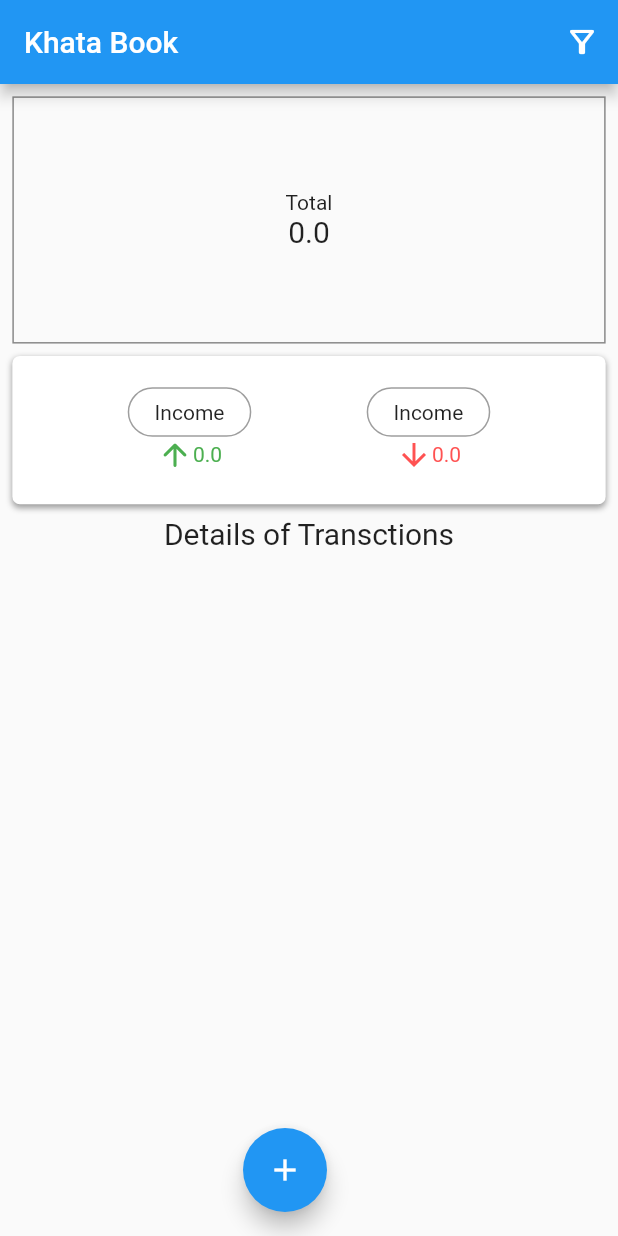
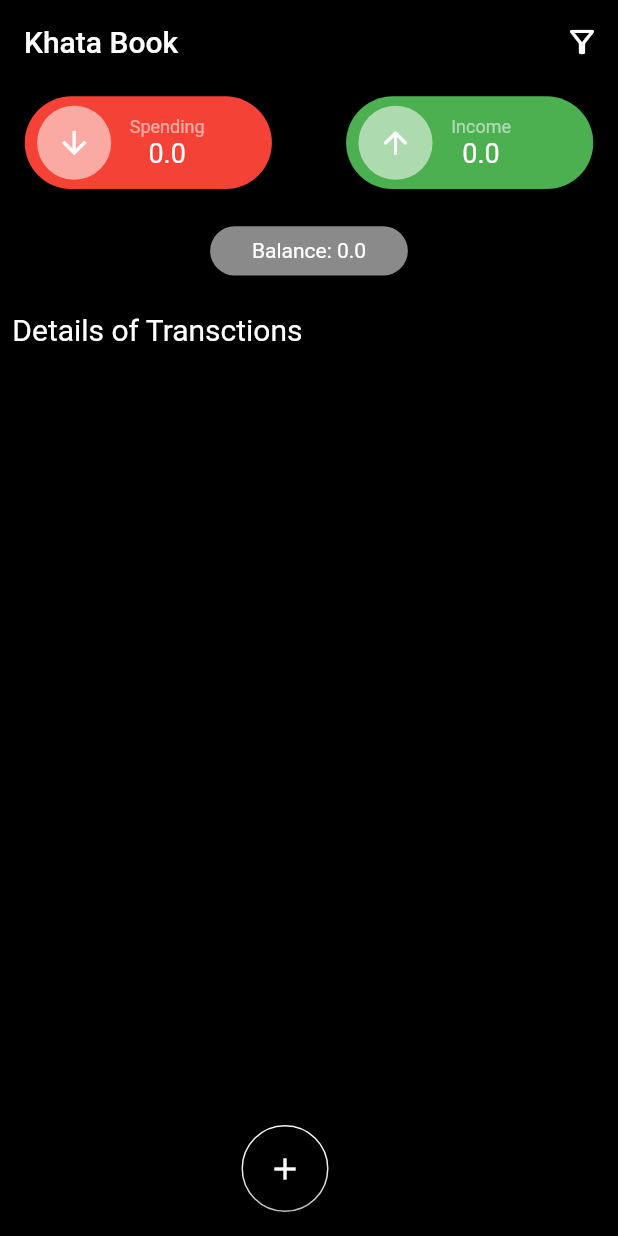
Before and after one commit to Jenil666/Expense-Tracker, a Flutter app: the screen it shows after launch, on a phone screen of 412 x 824 dp. Run offline on Flutter 3.47's test engine with Material 2 defaults, Android fonts, the phone set to English and light mode, and no system bars; our stand-ins replace device_preview, get, sizer, sqflite; accounts and stored records are empty.

Commit message:
24-5-23 12:35

```diff
--- a/lib/home/controller/add_screen_controller.dart
+++ b/lib/home/controller/add_screen_controller.dart
@@ -24,8 +24,10 @@
   TextEditingController updatedtxtAmount = TextEditingController(text: '200');
   TextEditingController updatedtxtTime = TextEditingController(text: '12:00');
   TextEditingController updatedtxtDate = TextEditingController(text: '12:00');
-  TextEditingController updatedtxtCategary = TextEditingController(text: 'food');
-  TextEditingController updatedtxtPayType = TextEditingController(text: 'online');
+  TextEditingController updatedtxtCategary = TextEditingController(
+      text: 'food');
+  TextEditingController updatedtxtPayType = TextEditingController(
+      text: 'online');
   TextEditingController updatedtxtStatusCode = TextEditingController(text: '1');
   TextEditingController updatedtxtNote = TextEditingController();
   TextEditingController txtuserEntry = TextEditingController();
@@ -40,7 +42,9 @@
   RxInt dropDownIncomeExpenseFilter = 0.obs;
   RxString dropDownPayType = "online".obs;
   RxString updated = "Jenil".obs;
-  Rx<TimeOfDay> time = TimeOfDay.now().obs;
+  Rx<TimeOfDay> time = TimeOfDay
+      .now()
+      .obs;
   RxString timeSt = "".obs;
   RxString dropDownValueForayType = "".obs;
   RxString dropDownValueFoDate = "".obs;
@@ -65,14 +69,14 @@
     );
   }
 
-  Filte({required statusCode,required payType,required toDate}) async {
+  Filte({required statusCode, required payType, required toDate}) async {
     print("+++++++++++++++++    Controller");
     print("Inc:- $statusCode");
     print("Onl:- $payType");
     print("Dat:- $toDate");
-    datas.value = await DataBasedHelper.dbHelper.Filter(statusCode: statusCode, payType: payType, fromDate: toDate);
-    if(toDate == "")
-      {
+    datas.value = await DataBasedHelper.dbHelper.Filter(
+        statusCode: statusCode, payType: payType, fromDate: toDate);
+    if (toDate == "") {
       print("Done");
     }
   }
@@ -82,12 +86,11 @@
   // }
 
   double sumForFilters = 0;
-  allEntryTotal()
-  {
+
+  allEntryTotal() {
     readDataForTotal();
     sumForFilters = 0;
-    for(int i =0; i< datasForTotal.length; i++)
-      {
+    for (int i = 0; i < datasForTotal.length; i++) {
       String value = datasForTotal[i][DataBasedHelper.c_amount];
       int amount = int.parse(value);
       sumForFilters = sumForFilters + amount;
@@ -96,43 +99,46 @@
     print(sumForFilters);
   }
 
-  RxDouble sumOfIncome=0.0.obs;
-  AllIncomeTotal()
-  {
+  RxDouble sumOfIncome = 0.0.obs;
+
+  AllIncomeTotal() {
     TotalIncome();
     sumOfIncome.value = 0;
-    for(int i = 0; i < totalIncome.length; i++)
+    Future.delayed(
+        Duration(seconds: 2), () { for(int i = 0; i < totalIncome.length; i++)
     {
       String value = totalIncome[i][DataBasedHelper.c_amount];
       int amount = int.parse(value);
       sumOfIncome.value = sumOfIncome.value + amount;
-      }
+    } },);
+
     // print("SumOfIncome");
     // print(sumOfIncome);
   }
 
-  RxDouble sumOfExpense=0.0.obs;
-  AllExpenseTotal()
-  {
+  RxDouble sumOfExpense = 0.0.obs;
+
+  AllExpenseTotal() {
     TotalExpense();
     sumOfExpense.value = 0;
-    for(int i = 0; i < totalExpense.length; i++)
-    {
+    Future.delayed(Duration(seconds: 2),() {
+      for (int i = 0; i < totalExpense.length; i++) {
         String value = totalExpense[i][DataBasedHelper.c_amount];
         int amount = int.parse(value);
         sumOfExpense.value = sumOfExpense.value + amount;
       }
+    },);
     // print("sumOfExpense");
     // print(sumOfExpense);
   }
 
-  RxDouble grandTotal=0.0.obs;
-  GrandTotal()
-  {
+  RxDouble grandTotal = 0.0.obs;
+
+  GrandTotal() {
     grandTotal.value = 0;
     AllIncomeTotal();
     AllExpenseTotal();
-    // Timer(Duration(seconds: 0), () {
+    Future.delayed(Duration(seconds: 2), () {
       grandTotal.value = sumOfIncome.value - sumOfExpense.value;
       print("Income");
       print(sumOfIncome);
@@ -140,23 +146,21 @@
       print(sumOfExpense);
       print("grandT");
       print(grandTotal);
-    // });
-
+    });
   }
 
-  TotalIncome()
-  async {
+  TotalIncome() async {
     totalIncome.value = await DataBasedHelper.dbHelper.FilterForIncone();
   }
 
-  TotalExpense()
-  async {
+  TotalExpense() async {
     totalExpense.value = await DataBasedHelper.dbHelper.FilterForExpense();
   }
 
   Future<void> readDataForTotal() async {
     datasForTotal.value = await DataBasedHelper.dbHelper.read();
   }
+
   // ToDo All Table
 
   Future<void> readData() async {
@@ -168,7 +172,8 @@
     readData();
   }
 
-  Update({required statusCode, required notes, required time, required date, required category, required amount, required id,required payTypes,}) {
+  Update(
+      {required statusCode, required notes, required time, required date, required category, required amount, required id, required payTypes,}) {
     DataBasedHelper.dbHelper.Update(
       statusCode: statusCode,
       notes: notes,
@@ -195,7 +200,7 @@
     readCatData();
   }
 
-  UpdateCat({required id ,required category}) {
+  UpdateCat({required id, required category}) {
     print("==============++++++++++++Controller");
     print("id = $id");
     print(category);
--- a/lib/home/view/transction_screen.dart
+++ b/lib/home/view/transction_screen.dart
@@ -31,12 +31,13 @@
 
   @override
   Widget build(BuildContext context) {
-    print("================================================");
-    getxTextEditingController.GrandTotal();
     getxTextEditingController.readData();
     return SafeArea(
       child: Scaffold(
+        backgroundColor: Colors.black,
         appBar: AppBar(
+          backgroundColor: Colors.black,
+          elevation: 0,
           title: Text("Khata Book"),
           actions: [
             IconButton(
@@ -47,14 +48,15 @@
                     return Column(
                       mainAxisAlignment: MainAxisAlignment.center,
                       children: [
-                        SizedBox(height: 3.h,),
+                        SizedBox(
+                          height: 3.h,
+                        ),
                         Container(
                           height: 10.h,
                           width: 80.w,
                           alignment: Alignment.center,
                           child: Obx(
                             () => DropdownButton(
-
                               items: const [
                                 DropdownMenuItem(
                                   value: 0,
@@ -69,7 +71,8 @@
                                   child: Text("All"),
                                 ),
                               ],
-                              value: getxTextEditingController.dropDownIncomeExpenseFilter.value,
+                              value: getxTextEditingController
+                                  .dropDownIncomeExpenseFilter.value,
                               onChanged: (value) {
                                 print(getxTextEditingController.updated);
                                 getxTextEditingController
@@ -88,7 +91,9 @@
                           decoration: BoxDecoration(
                               border: Border.all(color: Colors.black45)),
                         ),
-                        SizedBox(height: 3.h,),
+                        SizedBox(
+                          height: 3.h,
+                        ),
                         Container(
                           height: 10.h,
                           width: 80.w,
@@ -128,7 +133,9 @@
                           decoration: BoxDecoration(
                               border: Border.all(color: Colors.black45)),
                         ),
-                        SizedBox(height: 3.h,),
+                        SizedBox(
+                          height: 3.h,
+                        ),
                         IconButton(
                           onPressed: () async {
                             DateTime toDate = (await showDatePicker(
@@ -168,163 +175,230 @@
             ),
           ],
         ),
-        body: Obx(
-          () =>  Column(
+        body: Column(
           children: [
             SizedBox(
               height: 1.h,
             ),
-              Container(
-                height: 20.h,
-                width: 96.w,
-                alignment: Alignment.center,
-                child: Column(
-                  mainAxisAlignment: MainAxisAlignment.center,
-                  children: [
-                    Text("Total"),
-                    Obx(() => Text("${getxTextEditingController.grandTotal.value}",
-                          style: TextStyle(fontSize: 20),
-                        )),
-                  ],
-                ),
-                decoration:
-                    BoxDecoration(border: Border.all(color: Colors.black45)),
-              ),
-              Container(
-                margin: EdgeInsets.all(1.h),
-                height: 12.h,
-                width: 100.w,
-                child: Row(
-                  mainAxisAlignment: MainAxisAlignment.spaceEvenly,
-                  children: [
-                    Column(
+            Row(
               mainAxisAlignment: MainAxisAlignment.center,
               children: [
                 Container(
-                          height: 4.h,
-                          width: 20.w,
-                          alignment: Alignment.center,
-                          child: Text("Income"),
+                  height: 7.5.h,
+                  width: 20.h,
                   decoration: BoxDecoration(
-                              borderRadius: BorderRadius.circular(20),
-                              border: Border.all(color: Colors.black38)),
+                      color: Colors.red,
+                      borderRadius: BorderRadius.circular(10.h)),
+                  child: Column(
+                    children: [
+                      SizedBox(
+                        height: 1.5.w,
                       ),
                       Row(
                         children: [
-                            Icon(
-                              Icons.arrow_upward_rounded,
-                              color: Colors.green,
+                          SizedBox(
+                            width: 2.w,
                           ),
-                            Text(
-                              "${getxTextEditingController.sumOfIncome}",
-                              style: TextStyle(color: Colors.green),
+                          CircleAvatar(
+                            radius: 3.h,
+                            backgroundColor: Colors.white54,
+                            child: Icon(
+                              Icons.arrow_downward_outlined,
+                              color: Colors.white,
                             ),
-                          ],
                           ),
-                      ],
+                          SizedBox(
+                            width: 3.w,
                           ),
                           Column(
-                      mainAxisAlignment: MainAxisAlignment.center,
                             children: [
-                        Container(
-                          height: 4.h,
-                          width: 20.w,
-                          alignment: Alignment.center,
-                          child: Text("Income"),
-                          decoration: BoxDecoration(
-                              borderRadius: BorderRadius.circular(20),
-                              border: Border.all(color: Colors.black38)),
+                              Text(
+                                "Spending",
+                                style: TextStyle(
+                                    color: Colors.white54, fontSize: 12),
                               ),
-                        Row(
-                          children: [
-                            Icon(
-                              Icons.arrow_downward_outlined,
-                              color: Colors.redAccent,
-                            ),
-                            Text(
+                              Obx(() => Text(
                                     "${getxTextEditingController.sumOfExpense}",
-                              style: TextStyle(color: Colors.redAccent),
-                            ),
+                                    style: TextStyle(
+                                        color: Colors.white, fontSize: 18),
+                                  )),
                             ],
                           ),
                         ],
                       ),
                     ],
                   ),
+                ),
+                SizedBox(
+                  width: 12.w,
+                ),
+                Container(
+                  height: 7.5.h,
+                  width: 20.h,
                   decoration: BoxDecoration(
+                      color: Colors.green,
+                      borderRadius: BorderRadius.circular(10.h)),
+                  child: Column(
+                    children: [
+                      SizedBox(
+                        height: 1.5.w,
+                      ),
+                      Row(
+                        children: [
+                          SizedBox(
+                            width: 2.w,
+                          ),
+                          CircleAvatar(
+                            radius: 3.h,
+                            backgroundColor: Colors.white54,
+                            child: Icon(
+                              Icons.arrow_upward_rounded,
                               color: Colors.white,
-                    borderRadius: BorderRadius.circular(5),
-                    boxShadow: [
-                      BoxShadow(
-                        color: Colors.black38,
-                        blurRadius: 3,
-                        offset: Offset(0, 2),
                             ),
-                    ]),
+                          ),
+                          SizedBox(
+                            width: 3.w,
+                          ),
+                          Column(
+                            children: [
+                              Text(
+                                "Income",
+                                style: TextStyle(
+                                    color: Colors.white54, fontSize: 12),
+                              ),
+                              Obx(() => Text(
+                                    "${getxTextEditingController.sumOfIncome}",
+                                    style: TextStyle(
+                                        color: Colors.white, fontSize: 18),
+                                  )),
+                            ],
+                          ),
+                        ],
+                      ),
+                    ],
+                  ),
+                ),
+              ],
+            ),
+            SizedBox(
+              height: 3.h,
+            ),
+            Container(
+              height: 4.h,
+              width: 32.w,
+              alignment: Alignment.center,
+              child: Obx(() => Text(
+                    "Balance: ${getxTextEditingController.grandTotal.value}",
+                    style: TextStyle(color: Colors.white),
+                  )),
+              decoration: BoxDecoration(
+                  color: Colors.white54,
+                  borderRadius: BorderRadius.circular(20)),
+            ),
+            SizedBox(
+              height: 3.h,
+            ),
+            Row(
+              children: [
+                SizedBox(
+                  width: 2.w,
                 ),
                 Text(
                   "Details of Transctions",
-                style: TextStyle(fontSize: 20),
+                  style: TextStyle(fontSize: 20, color: Colors.white),
+                ),
+              ],
+            ),
+            SizedBox(
+              height: 1.h,
             ),
             Obx(
               () => Expanded(
                 child: Container(
                   height: 50.h,
-                    // color: Colors.blue.shade50,
                   child: ListView.builder(
                     itemCount: getxTextEditingController.datas.length,
                     itemBuilder: (context, index) {
-                        return Container(
-                          margin: const EdgeInsets.all(10),
+                      return InkWell(
+                        onTap: () {
+                          Get.defaultDialog(
+                              content: UpdateAlertDialog(
+                                  getxTextEditingController.datas[index]));
+                        },
+                        child: Container(
+                          margin: const EdgeInsets.only(
+                              left: 10, right: 10, bottom: 10),
                           height: 12.h,
                           width: 100.w,
                           decoration: BoxDecoration(
-                              color: Colors.white,
+                            // color: Colors.white38,
+                            border: Border.all(color: Colors.white54),
                             borderRadius: BorderRadius.circular(5),
-                              boxShadow: [
-                                BoxShadow(
-                                    color: Colors.black38,
-                                    blurRadius: 0.5,
-                                    spreadRadius: 0.5)
-                              ]),
+                          ),
                           child: Row(
                             children: [
                               SizedBox(
                                 width: 3.w,
                               ),
+                              Row(
+                                children: [
                                   Column(
                                     mainAxisAlignment: MainAxisAlignment.center,
-                                crossAxisAlignment: CrossAxisAlignment.start,
+                                    crossAxisAlignment:
+                                        CrossAxisAlignment.start,
                                     children: [
                                       Row(
+                                        mainAxisSize: MainAxisSize.min,
                                         children: [
                                           Text(
                                             "${getxTextEditingController.datas[index][DataBasedHelper.c_category]}",
-                                        style: TextStyle(fontSize: 18),
+                                            style: TextStyle(
+                                                fontSize: 18,
+                                                color: Colors.white),
                                           ),
                                           SizedBox(
-                                        width: 2.w,
+                                            width: 1.9.w,
                                           ),
                                           Text(
                                             "(${getxTextEditingController.datas[index][DataBasedHelper.c_date]})",
                                             style: TextStyle(
-                                            fontSize: 13, color: Colors.black38),
+                                                fontSize: 13,
+                                                color: Colors.white60),
                                           ),
                                         ],
                                       ),
+                                      // SizedBox(width: 1.w,),
+                                      Container(
+                                        width: 20.w,
+                                        height: 3.h,
+                                        alignment: Alignment.center,
+                                        child: Text(
+                                            "${getxTextEditingController.datas[index][DataBasedHelper.c_payType]}"),
+                                        decoration: BoxDecoration(
+                                            color: Colors.white54,
+                                            borderRadius:
+                                                BorderRadius.circular(2.h)),
+                                      ),
+                                    ],
+                                  ),
+                                  SizedBox(
+                                    width: 40.w,
+                                  ),
                                   Row(
+                                    mainAxisSize: MainAxisSize.min,
                                     mainAxisAlignment: MainAxisAlignment.center,
                                     children: [
                                       getxTextEditingController.datas[index][
-                                                  DataBasedHelper.c_statusCode] ==
+                                                  DataBasedHelper
+                                                      .c_statusCode] ==
                                               0
                                           ? Icon(
                                               Icons.arrow_upward_rounded,
                                               color: Colors.green,
                                             )
                                           : Icon(
-                                              Icons.arrow_upward_rounded,
-                                              color: Colors.redAccent,
+                                              Icons.arrow_downward_outlined,
+                                              color: Colors.red.shade300,
                                             ),
                                       Text(
                                         "${getxTextEditingController.datas[index][DataBasedHelper.c_amount]}",
@@ -341,34 +415,8 @@
                                   ),
                                 ],
                               ),
-                              Spacer(),
-                              IconButton(
-                                onPressed: () {
-                                  Get.defaultDialog(
-                                      content: UpdateAlertDialog(
-                                          getxTextEditingController.datas[index]));
-                                },
-                                icon: const Icon(
-                                  Icons.edit,
-                                  color: Colors.green,
+                            ],
                           ),
-                              ),
-                              IconButton(
-                                onPressed: () {
-                                  getxTextEditingController.GrandTotal();
-                                  getxTextEditingController.DeleteData(
-                                      id: getxTextEditingController.datas[index]
-                                          [DataBasedHelper.c_id]);
-                                },
-                                icon: const Icon(
-                                  Icons.delete,
-                                  color: Colors.red,
-                                ),
-                              ),
-                              SizedBox(
-                                width: 3.w,
-                              ),
-                            ],
                         ),
                       );
                     },
@@ -378,18 +426,21 @@
             ),
           ],
         ),
-        ),
         floatingActionButton: Align(
           alignment: Alignment.bottomCenter,
+          child: Container(decoration: BoxDecoration(
+              shape: BoxShape.circle,
+              border: Border.all(color: Colors.white)
+          ),
             child: FloatingActionButton(
+              backgroundColor: Colors.transparent,
+              // focusColor: Colors.white,
               onPressed: () {
-              // getxTextEditingController.TotalExpense();
-              // getxTextEditingController.TotalIncome();
-              // getxTextEditingController.GrandTotal()
-              print("jenilcghcghcchgcycghfthrthfbn vnnnnnnnnnnnnnn");
+                // getxTextEditingController.GrandTotal();
                 Get.toNamed("/home");
               },
-            child: Icon(Icons.add),
+              child: Icon(Icons.add,color: Colors.white,),
+            ),
           ),
         ),
       ),
@@ -428,3 +479,33 @@
 //     ],
 //   ),
 // ),
+
+/*
+Spacer(),
+                              IconButton(
+                                onPressed: () {
+                                  Get.defaultDialog(
+                                      content: UpdateAlertDialog(
+                                          getxTextEditingController.datas[index]));
+                                },
+                                icon: const Icon(
+                                  Icons.edit,
+                                  color: Colors.green,
+                                ),
+                              ),
+                              IconButton(
+                                onPressed: () {
+                                  getxTextEditingController.DeleteData(
+                                      id: getxTextEditingController.datas[index]
+                                          [DataBasedHelper.c_id]);
+                                  getxTextEditingController.GrandTotal();
+                                },
+                                icon: const Icon(
+                                  Icons.delete,
+                                  color: Colors.red,
+                                ),
+                              ),
+                              SizedBox(
+                                width: 2.w,
+                              ),
+ */
```
Also changed, not shown: lib/main.dart (+5 -4 lines). Lines whose indentation alone changed are shown as unchanged.
